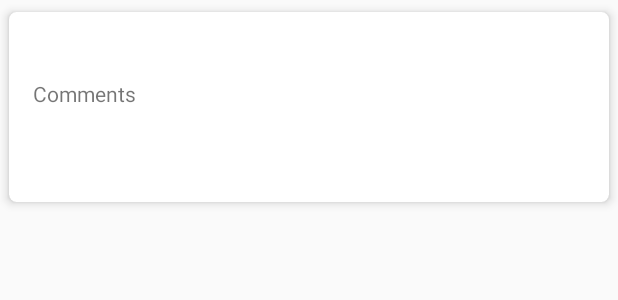
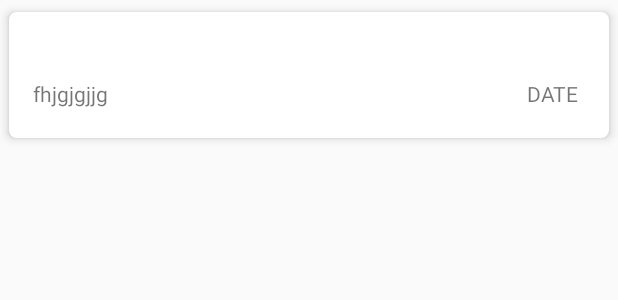
Before and after one commit to Eeshwar09/RetroRxJava, an Android app: the layout item_list.xml on its own in the app's theme, with its tools: preview values and no code run, on a phone screen of 412 x 824 dp. Shown: the top 300 px of the screen. Run offline under Robolectric (Android 15) with nearby library versions, the phone set to English and light mode, and no system bars; network calls fail.

Commit message:
Initial Changes

```diff
--- a/app/src/main/res/layout/item_list.xml
+++ b/app/src/main/res/layout/item_list.xml
@@ -110,35 +110,12 @@
                     app:layout_constraintTop_toBottomOf="@+id/bookHtml"
                     tools:ignore="HardcodedText" />
 
-
-                <TextView
-                    android:id="@+id/external_url"
-                    android:layout_width="wrap_content"
+                <RelativeLayout
+                    android:layout_width="match_parent"
+                    android:orientation="horizontal"
+                    android:layout_below="@+id/bookUrl"
                     android:layout_height="wrap_content"
-                    android:layout_marginStart="8dp"
-                    android:layout_marginLeft="8dp"
-                    android:layout_marginTop="12dp"
-                    android:autoLink="web"
-                    android:linksClickable="true"
-                    android:text="Comments"
-                    android:textColorLink="@color/colorBlue"
-                    app:layout_constraintEnd_toEndOf="@+id/bookUrl"
-                    app:layout_constraintStart_toStartOf="@+id/bookUrl"
-                    app:layout_constraintTop_toBottomOf="@+id/bookUrl"
-                    tools:ignore="HardcodedText" />
-
-                <TextView
-                    android:id="@+id/date_published"
-                    android:layout_width="wrap_content"
-                    android:layout_height="wrap_content"
-                    android:layout_marginStart="8dp"
-                    android:layout_marginLeft="8dp"
-                    android:layout_marginTop="12dp"
-                    android:text="@{book.date_published}"
-                    app:layout_constraintEnd_toEndOf="@+id/external_url"
-                    app:layout_constraintStart_toStartOf="@+id/external_url"
-                    app:layout_constraintTop_toBottomOf="@+id/external_url"
-                    tools:ignore="HardcodedText" />
+                    tools:ignore="NotSibling">
 
                 <TextView
                     android:id="@+id/author"
@@ -147,13 +124,27 @@
                     android:layout_marginStart="8dp"
                     android:layout_marginLeft="8dp"
                     android:layout_marginTop="12dp"
+                    android:layout_gravity="bottom"
                     android:text="@{book.author}"
-                    app:layout_constraintEnd_toEndOf="@+id/date_published"
-                    app:layout_constraintStart_toStartOf="@+id/date_published"
-                    app:layout_constraintTop_toBottomOf="@+id/date_published"
+                    tools:text="fhjgjgjjg"
                     tools:ignore="HardcodedText" />
 
+                <TextView
+                    android:id="@+id/datepublished"
+                    android:layout_width="wrap_content"
+                    android:layout_height="wrap_content"
+                    android:layout_marginStart="8dp"
+                    android:layout_marginLeft="8dp"
+                    tools:text="DATE"
+                    android:gravity="bottom"
+                    android:layout_alignParentEnd="true"
+                    android:layout_marginEnd="20dp"
+                    android:layout_marginTop="12dp"
+                    tools:ignore="HardcodedText,RelativeOverlap"
+                    android:layout_alignParentRight="true"
+                    android:layout_marginRight="20dp" />
 
+                </RelativeLayout>
             </LinearLayout>
         </androidx.cardview.widget.CardView>
     </androidx.constraintlayout.widget.ConstraintLayout>
```
